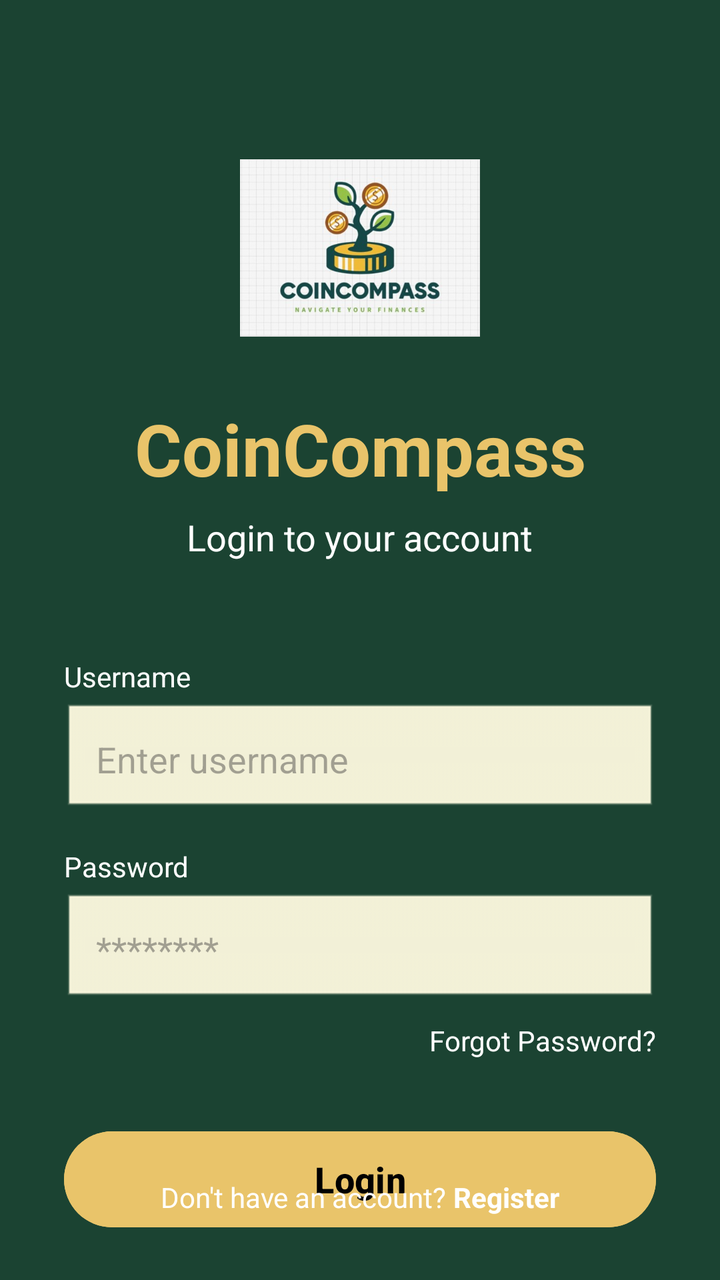
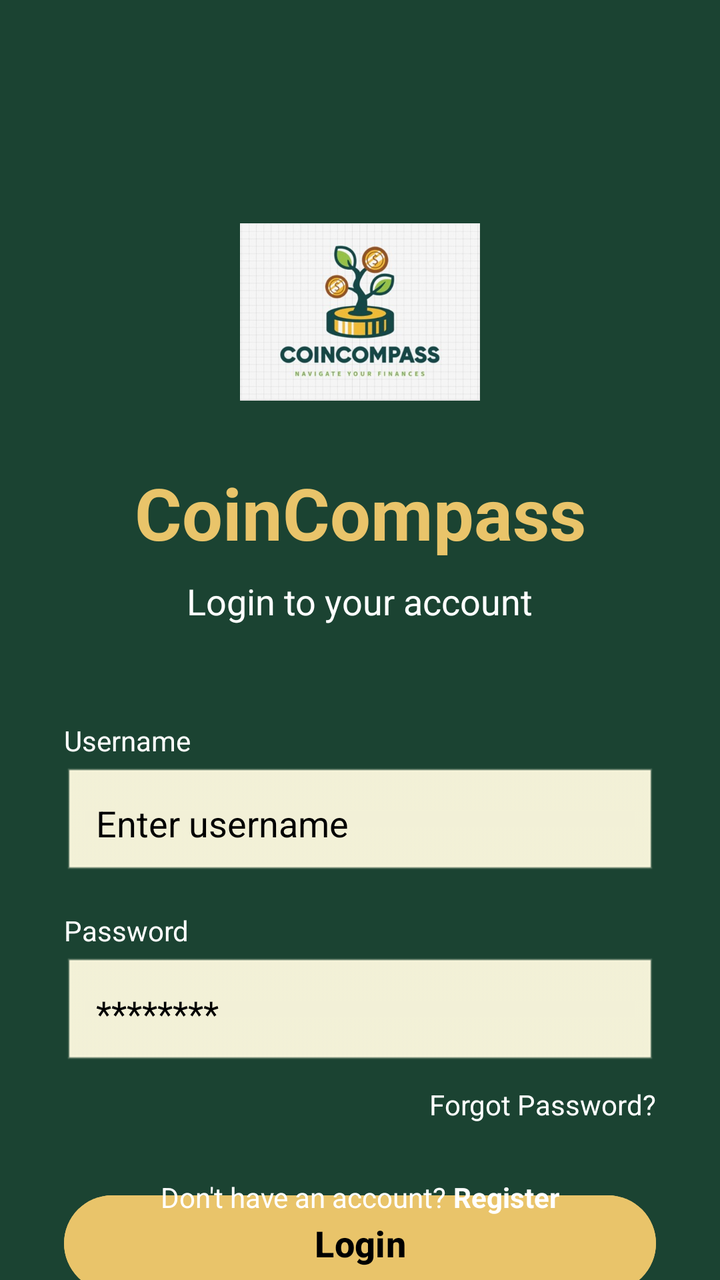

An Android layout rendered at two revisions. The XML below is the earlier revision; the diff shows what the commit changed to produce the second picture.
<!-- AndroidManifest.xml: application theme Theme.CoinCompass -->
<!-- res/layout/activity_login.xml -->
<?xml version="1.0" encoding="utf-8"?>
<androidx.constraintlayout.widget.ConstraintLayout xmlns:android="http://schemas.android.com/apk/res/android"
    xmlns:app="http://schemas.android.com/apk/res-auto"
    xmlns:tools="http://schemas.android.com/tools"
    android:layout_width="match_parent"
    android:layout_height="match_parent"
    android:background="@color/dark_green"
    tools:context=".ui.LoginActivity">

    
    <ImageView
        android:id="@+id/logo"
        android:layout_width="120dp"
        android:layout_height="120dp"
        android:layout_marginTop="64dp"
        android:contentDescription="App Logo"
        app:layout_constraintEnd_toEndOf="parent"
        app:layout_constraintStart_toStartOf="parent"
        app:layout_constraintTop_toTopOf="parent"
        app:srcCompat="@drawable/ic_logo" />

    
    <TextView
        android:id="@+id/welcome_text"
        android:layout_width="wrap_content"
        android:layout_height="wrap_content"
        android:layout_marginTop="16dp"
        android:text="CoinCompass"
        android:textColor="@color/gold"
        android:textSize="36sp"
        android:textStyle="bold"
        app:layout_constraintEnd_toEndOf="parent"
        app:layout_constraintStart_toStartOf="parent"
        app:layout_constraintTop_toBottomOf="@id/logo" />

    <TextView
        android:id="@+id/subtitle"
        android:layout_width="wrap_content"
        android:layout_height="wrap_content"
        android:layout_marginTop="8dp"
        android:text="Login to your account"
        android:textColor="@color/white"
        android:textSize="18sp"
        app:layout_constraintEnd_toEndOf="parent"
        app:layout_constraintStart_toStartOf="parent"
        app:layout_constraintTop_toBottomOf="@id/welcome_text" />

    
    <LinearLayout
        android:id="@+id/input_container"
        android:layout_width="0dp"
        android:layout_height="wrap_content"
        android:layout_marginHorizontal="32dp"
        android:layout_marginTop="48dp"
        android:orientation="vertical"
        app:layout_constraintEnd_toEndOf="parent"
        app:layout_constraintStart_toStartOf="parent"
        app:layout_constraintTop_toBottomOf="@id/subtitle">

        <TextView
            android:layout_width="wrap_content"
            android:layout_height="wrap_content"
            android:text="Username"
            android:textColor="@color/white"
            android:layout_marginBottom="4dp"/>

        <EditText
            android:id="@+id/username_edit"
            android:layout_width="match_parent"
            android:layout_height="56dp"
            android:backgroundTint="@color/cream_input"
            android:background="@android:drawable/edit_text"
            android:hint="Enter username"
            android:padding="16dp"
            android:textColor="@color/black" />

        <TextView
            android:layout_width="wrap_content"
            android:layout_height="wrap_content"
            android:text="Password"
            android:textColor="@color/white"
            android:layout_marginTop="16dp"
            android:layout_marginBottom="4dp"/>

        <EditText
            android:id="@+id/password_edit"
            android:layout_width="match_parent"
            android:layout_height="56dp"
            android:background="@android:drawable/edit_text"
            android:backgroundTint="@color/cream_input"
            android:hint="********"
            android:inputType="textPassword"
            android:padding="16dp"
            android:textColor="@color/black" />

        <TextView
            android:id="@+id/forgot_password"
            android:layout_width="wrap_content"
            android:layout_height="wrap_content"
            android:layout_gravity="end"
            android:layout_marginTop="8dp"
            android:text="Forgot Password?"
            android:textColor="@color/white" />

    </LinearLayout>

    
    <Button
        android:id="@+id/signin_button"
        android:layout_width="0dp"
        android:layout_height="56dp"
        android:layout_marginHorizontal="32dp"
        android:layout_marginTop="32dp"
        android:backgroundTint="@color/gold"
        android:text="Login"
        android:textAllCaps="false"
        android:textColor="@color/black"
        android:textSize="18sp"
        android:textStyle="bold"
        app:layout_constraintEnd_toEndOf="parent"
        app:layout_constraintStart_toStartOf="parent"
        app:layout_constraintTop_toBottomOf="@id/input_container" />

    
    <LinearLayout
        android:layout_width="wrap_content"
        android:layout_height="wrap_content"
        android:layout_marginBottom="32dp"
        android:orientation="horizontal"
        app:layout_constraintBottom_toBottomOf="parent"
        app:layout_constraintEnd_toEndOf="parent"
        app:layout_constraintStart_toStartOf="parent">

        <TextView
            android:layout_width="wrap_content"
            android:layout_height="wrap_content"
            android:text="Don't have an account? "
            android:textColor="@color/white" />

        <TextView
            android:id="@+id/signup_link"
            android:layout_width="wrap_content"
            android:layout_height="wrap_content"
            android:text="Register"
            android:textColor="@color/white"
            android:textStyle="bold" />
    </LinearLayout>

</androidx.constraintlayout.widget.ConstraintLayout>
<!-- resources referenced by this layout -->
<resources>
  <color name="black">#FF000000</color>
  <color name="cream_input">#FEFAE0</color>
  <color name="dark_green">#1B4332</color>
  <color name="gold">#E9C46A</color>
  <color name="white">#FFFFFFFF</color>
  <!-- drawable ic_logo: jpg bitmap (drawable, 38306 bytes) -->
  <style name="Theme.CoinCompass" parent="Base.Theme.CoinCompass" />
  <style name="Base.Theme.CoinCompass" parent="Theme.Material3.DayNight.NoActionBar">
          <item name="colorPrimary">@color/primary</item>
          <item name="colorPrimaryDark">@color/primary_dark</item>
          <item name="colorAccent">@color/accent</item>
      </style>
  <color name="primary">#1B4332</color>
  <color name="primary_dark">#081C15</color>
  <color name="accent">#E9C46A</color>
</resources>

<!-- the commit's change to res/layout/activity_login.xml (unified diff, before → after) -->
@@ -5,6 +5,7 @@
     android:layout_width="match_parent"
     android:layout_height="match_parent"
     android:background="@color/dark_green"
+    android:paddingTop="32dp"
     tools:context=".ui.LoginActivity">
 
     
@@ -72,7 +73,8 @@
             android:background="@android:drawable/edit_text"
             android:hint="Enter username"
             android:padding="16dp"
-            android:textColor="@color/black" />
+            android:textColor="@color/black"
+            android:textColorHint="@color/black" />
 
         <TextView
             android:layout_width="wrap_content"
@@ -91,7 +93,8 @@
             android:hint="********"
             android:inputType="textPassword"
             android:padding="16dp"
-            android:textColor="@color/black" />
+            android:textColor="@color/black"
+            android:textColorHint="@color/black" />
 
         <TextView
             android:id="@+id/forgot_password"
<!-- resource entries referenced after the edit -->
@@ -11,9 +11,11 @@
           <item name="colorPrimary">@color/primary</item>
           <item name="colorPrimaryDark">@color/primary_dark</item>
           <item name="colorAccent">@color/accent</item>
+          <item name="colorSecondaryContainer">@color/light_green</item>
       </style>
   <color name="primary">#1B4332</color>
   <color name="primary_dark">#081C15</color>
   <color name="accent">#E9C46A</color>
+  <color name="light_green">#D8E2DC</color>
 </resources>
 
